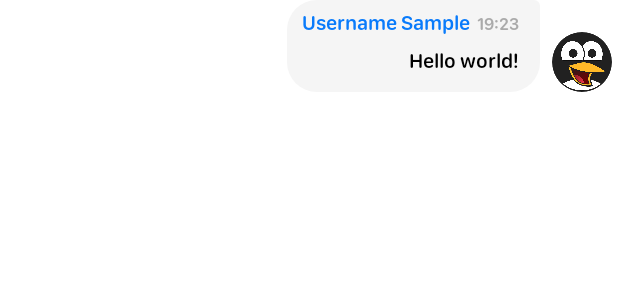
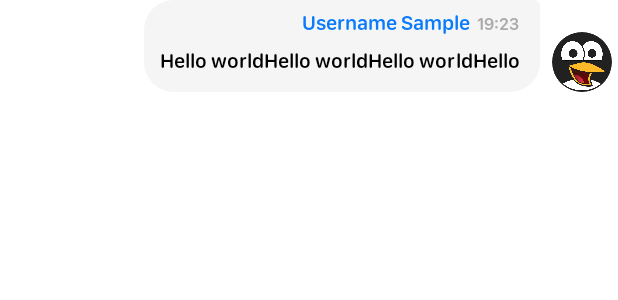
Before and after one commit to perpetio/wellbe_android, an Android app: the layout item_right_message.xml on its own in the app's theme, with its tools: preview values and no code run, on a phone screen of 412 x 824 dp. Shown: the top 300 px of the screen. Run offline under Robolectric (Android 15) with nearby library versions, the phone set to English and light mode, and no system bars.

Commit message:
Update for left/right message item

```diff
--- a/app/src/main/res/layout/item_right_message.xml
+++ b/app/src/main/res/layout/item_right_message.xml
@@ -20,10 +20,14 @@
         android:id="@+id/message_container"
         android:layout_width="wrap_content"
         android:layout_height="wrap_content"
+        android:layout_marginStart="16dp"
         android:layout_marginEnd="8dp"
         android:background="@drawable/bg_msg_user_top"
         android:paddingHorizontal="10dp"
+        app:layout_constrainedWidth="true"
         app:layout_constraintEnd_toStartOf="@id/ivAvatar"
+        app:layout_constraintHorizontal_bias="1"
+        app:layout_constraintStart_toStartOf="parent"
         app:layout_constraintTop_toTopOf="parent">
 
         <TextView
@@ -33,10 +37,10 @@
             android:layout_marginTop="8dp"
             android:layout_marginEnd="4dp"
             android:ellipsize="end"
+            android:fontFamily="@font/sf_compat_rounded_semibold"
             android:maxEms="10"
             android:maxLines="1"
             android:textColor="#097BFB"
-            android:fontFamily="@font/sf_compat_rounded_semibold"
             android:textSize="14sp"
             app:layout_constraintBaseline_toBaselineOf="@id/tvTime"
             app:layout_constraintBottom_toBottomOf="@id/tvTime"
@@ -50,21 +54,20 @@
             android:layout_height="wrap_content"
             android:layout_marginTop="8dp"
             android:layout_marginEnd="4dp"
-            android:textSize="12sp"
             android:fontFamily="@font/sf_compat_rounded_semibold"
             android:textColor="@android:color/darker_gray"
+            android:textSize="12sp"
             app:layout_constraintEnd_toEndOf="parent"
             app:layout_constraintTop_toTopOf="parent"
             tools:text="19:23" />
 
         <TextView
             android:id="@+id/tvMessageContent"
-            android:layout_width="0dp"
+            android:layout_width="wrap_content"
             android:layout_height="wrap_content"
             android:layout_marginTop="8dp"
             android:layout_marginEnd="4dp"
             android:layout_marginBottom="12dp"
-            android:autoLink="web"
             android:fontFamily="@font/sf_compat_rounded_semibold"
             android:gravity="end"
             android:textColor="@android:color/black"
@@ -72,10 +75,10 @@
             app:layout_constrainedWidth="true"
             app:layout_constraintBottom_toBottomOf="parent"
             app:layout_constraintEnd_toEndOf="parent"
-            app:layout_constraintHorizontal_bias="1.0"
+            app:layout_constraintHorizontal_bias="1"
             app:layout_constraintStart_toStartOf="parent"
             app:layout_constraintTop_toBottomOf="@id/tvUsername"
-            tools:text="Hello world!" />
+            tools:text="Hello worldHello worldHello worldHello" />
 
     </androidx.constraintlayout.widget.ConstraintLayout>
 
```
Also changed, not shown: app/src/main/res/layout/item_left_message.xml (+7 -4 lines).
